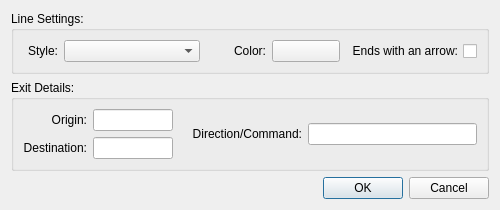
The window that src/ui/custom_lines_properties.ui (Mudlet/Mudlet) describes before a commit, drawn with Qt 5.
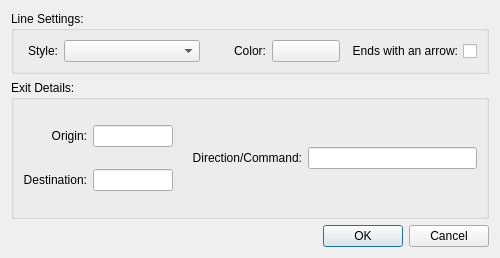
The same window after the commit. Icons and pictures are not drawn.

```diff
--- a/src/ui/custom_lines_properties.ui
+++ b/src/ui/custom_lines_properties.ui
@@ -11,7 +11,7 @@
     <x>0</x>
     <y>0</y>
     <width>500</width>
-    <height>206</height>
+    <height>258</height>
    </rect>
   </property>
   <property name="sizePolicy">
```
Left out of the diff: 2 changed lines with no effect on the pictures.
